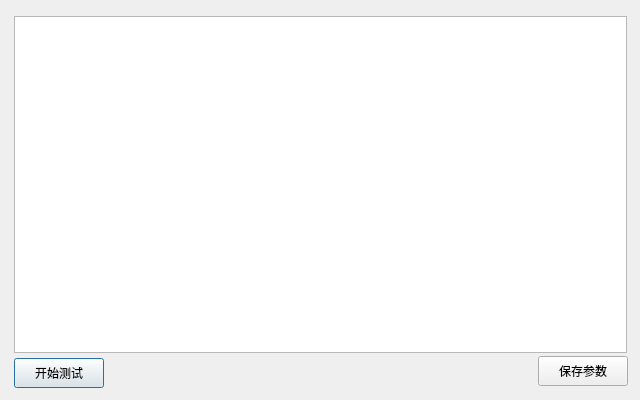
First picture: the form in TCLAutoTestTool/DialogTestFlow.ui, repository wlffeng2008/TCLAutoTest, before the edit.
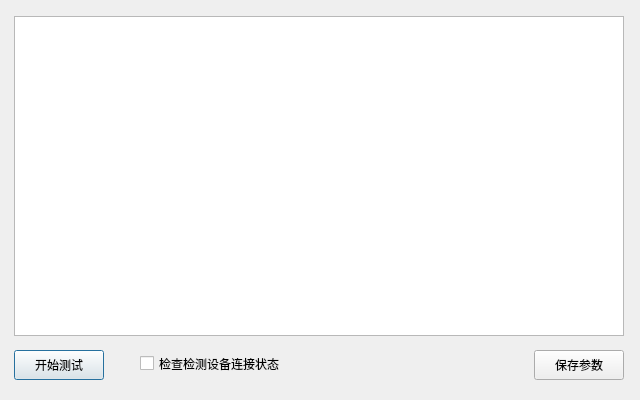
Second picture: the form after the edit.

```diff
--- a/TCLAutoTestTool/DialogTestFlow.ui
+++ b/TCLAutoTestTool/DialogTestFlow.ui
@@ -18,8 +18,8 @@
     <rect>
      <x>14</x>
      <y>16</y>
-     <width>613</width>
-     <height>337</height>
+     <width>610</width>
+     <height>320</height>
     </rect>
    </property>
   </widget>
@@ -27,7 +27,7 @@
    <property name="geometry">
     <rect>
      <x>14</x>
-     <y>358</y>
+     <y>350</y>
      <width>90</width>
      <height>30</height>
     </rect>
@@ -39,8 +39,8 @@
   <widget class="QPushButton" name="pushButtonSave">
    <property name="geometry">
     <rect>
-     <x>538</x>
-     <y>356</y>
+     <x>534</x>
+     <y>350</y>
      <width>90</width>
      <height>30</height>
     </rect>
@@ -49,6 +49,19 @@
     <string>保存参数</string>
    </property>
   </widget>
+  <widget class="QCheckBox" name="checkBoxAskDevice">
+   <property name="geometry">
+    <rect>
+     <x>140</x>
+     <y>354</y>
+     <width>157</width>
+     <height>19</height>
+    </rect>
+   </property>
+   <property name="text">
+    <string>检查检测设备连接状态</string>
+   </property>
+  </widget>
  </widget>
  <resources/>
  <connections/>
```
